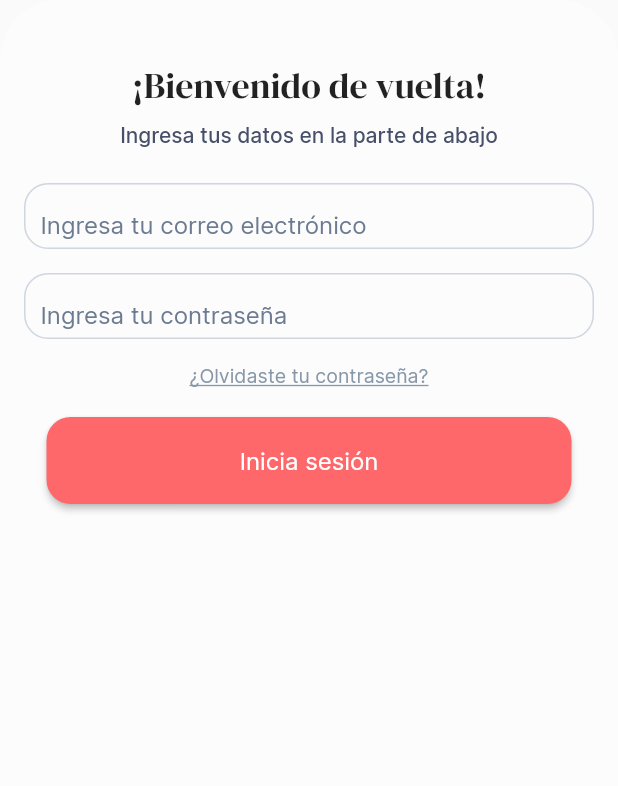
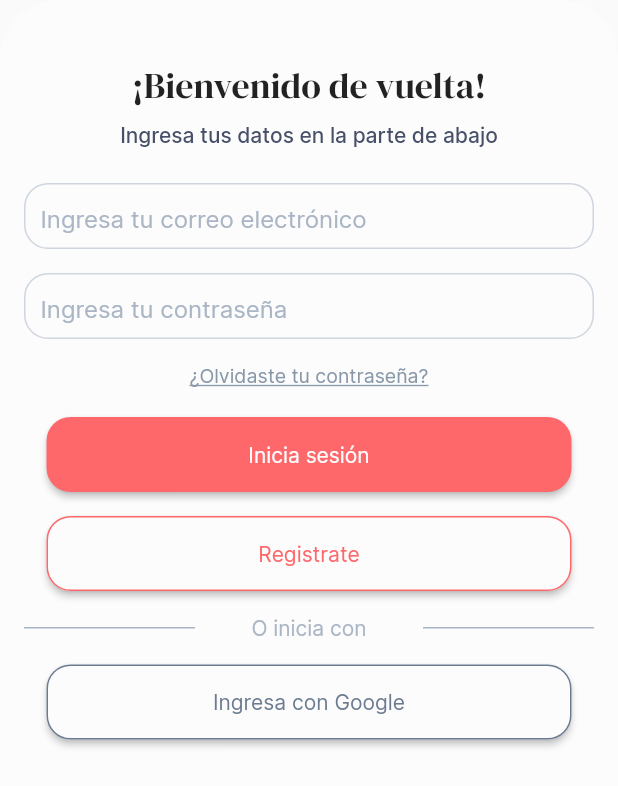
Before and after one commit to axelyerit31/iron_kids, a Flutter app: the FormInput widget shown alone on an empty page, opened directly, on a phone screen of 412 x 824 dp. Shown: the top 786 px of the screen. Run offline on Flutter 3.47's test engine with Material 2 defaults, Android fonts, the phone set to English and light mode, and no system bars; network calls fail.

Commit message:
Completado el login al 90%, modifiqué la variable primary500 y otras cosas mas xd

```diff
--- a/lib/screens/login_screen.dart
+++ b/lib/screens/login_screen.dart
@@ -37,8 +37,9 @@ class ImageLogin extends StatelessWidget {
 
   @override
   Widget build(BuildContext context) {
-    return Container(
-      height: screenH / 3,
+    return Expanded(
+      child: Container(
+        //height: screenH / 4.5,
         width: screenW,
         decoration: const BoxDecoration(
           color: Colors.amber,
@@ -50,6 +51,7 @@ class ImageLogin extends StatelessWidget {
         ),
         child: Image.network(
             'https://firebasestorage.googleapis.com/v0/b/iron-kids-app.appspot.com/o/Ilustraciones%2FMotherhood.png?alt=media&token=8d51fdd4-297b-468e-91ff-bcf2158196f4'),
+      ),
     );
   }
 }
@@ -107,7 +109,56 @@ class FormInput extends StatelessWidget {
                 ),
           ),
           AppTheme.spacingWidget6,
-          const ButtonUI(text: 'Inicia sesión'),
+          ButtonUI(
+            text: 'Inicia sesión',
+          ),
+          AppTheme.spacingWidget5,
+          ButtonUI(
+            text: 'Registrate',
+            outlined: true,
+          ),
+          AppTheme.spacingWidget5,
+          Flex(
+            direction: Axis.horizontal,
+            mainAxisAlignment: MainAxisAlignment.center,
+            children: [
+              Expanded(
+                flex: 3,
+                child: Container(
+                  width: AppTheme.spacing10,
+                  height: 1,
+                  decoration: BoxDecoration(
+                    color: AppTheme.gray400,
+                  ),
+                ),
+              ),
+              Expanded(
+                flex: 4,
+                child: Text(
+                  'O inicia con',
+                  style: AppTheme.bodySmall(context)
+                      .copyWith(color: AppTheme.gray400),
+                  textAlign: TextAlign.center,
+                ),
+              ),
+              Expanded(
+                flex: 3,
+                child: Container(
+                  width: AppTheme.spacing10,
+                  height: 1,
+                  decoration: BoxDecoration(
+                    color: AppTheme.gray400,
+                  ),
+                ),
+              ),
+            ],
+          ),
+          AppTheme.spacingWidget5,
+          ButtonUI(
+            text: 'Ingresa con Google',
+            outlined: true,
+            color: AppTheme.gray600,
+          )
         ],
       ),
     );
@@ -117,10 +168,13 @@ class FormInput extends StatelessWidget {
 //Widget boton
 class ButtonUI extends StatelessWidget {
   final String text;
-
-  const ButtonUI({
+  bool outlined;
+  final Color color;
+  ButtonUI({
     super.key,
     required this.text,
+    this.outlined = false,
+    this.color = AppTheme.primary500,
   });
 
   @override
@@ -133,14 +187,21 @@ class ButtonUI extends StatelessWidget {
         // Validar las credenciales y continuar a la siguiente pantalla
       },
       style: ElevatedButton.styleFrom(
-        primary: AppTheme.primary500,
-        minimumSize: const Size(350, 58),
+        primary: (outlined) ? AppTheme.gray50 : color,
+        minimumSize: const Size(350, 50),
         shape: RoundedRectangleBorder(
-          borderRadius:
-              AppTheme.borderRadiusL, // personaliza el radio de los bordes
+          borderRadius: AppTheme.borderRadiusL,
+          side: (outlined)
+              ? BorderSide(color: color)
+              : BorderSide.none, // personaliza el radio de los bordes
         ),
       ),
-      child: Text((text != null) ? text : 'Inserta texto'),
+      child: Text(
+        (text != null) ? text : 'Inserta texto',
+        style: (outlined)
+            ? AppTheme.labelMedium(context).copyWith(color: color)
+            : AppTheme.labelMedium(context).copyWith(color: AppTheme.gray50),
+      ),
     );
   }
 }
--- a/lib/styles/app_theme.dart
+++ b/lib/styles/app_theme.dart
@@ -2,10 +2,7 @@ import 'package:flutter/material.dart';
 
 MyTextTheme textTheme = MyTextTheme();
 ThemeData themeData = ThemeData(
-  primarySwatch: Colors.pink,
-  fontFamily: "Inter",
-  textTheme: MyTextTheme()
-);
+    primarySwatch: Colors.pink, fontFamily: "Inter", textTheme: MyTextTheme());
 
 class MyTextTheme extends TextTheme {
   MyTextTheme({
@@ -21,31 +18,39 @@ class MyTextTheme extends TextTheme {
     TextStyle? labelMedium,
     TextStyle? labelSmall,
   }) : super(
-          headlineLarge:  const TextStyle(fontFamily: "DMSerifDisplay", fontSize: 32),
-          headlineMedium: const TextStyle(fontFamily: "DMSerifDisplay", fontSize: 28),
-          headlineSmall: const TextStyle(fontFamily: "DMSerifDisplay", fontSize: 24),
-          titleMedium: const TextStyle(fontSize: 20, fontWeight: FontWeight.w600),
-          titleSmall: const TextStyle(fontSize: 16, fontWeight: FontWeight.w600),
+          headlineLarge:
+              const TextStyle(fontFamily: "DMSerifDisplay", fontSize: 32),
+          headlineMedium:
+              const TextStyle(fontFamily: "DMSerifDisplay", fontSize: 28),
+          headlineSmall:
+              const TextStyle(fontFamily: "DMSerifDisplay", fontSize: 24),
+          titleMedium:
+              const TextStyle(fontSize: 20, fontWeight: FontWeight.w600),
+          titleSmall:
+              const TextStyle(fontSize: 16, fontWeight: FontWeight.w600),
           bodyLarge: TextStyle(fontSize: 18, color: AppTheme.gray700),
           bodyMedium: TextStyle(fontSize: 16, color: AppTheme.gray700),
           bodySmall: TextStyle(fontSize: 14, color: AppTheme.gray700),
-          labelLarge: TextStyle(fontSize: 16, color: AppTheme.gray600, fontWeight: FontWeight.w400),
+          labelLarge: TextStyle(
+              fontSize: 16,
+              color: AppTheme.gray600,
+              fontWeight: FontWeight.w400),
           labelMedium: TextStyle(fontSize: 14, color: AppTheme.gray600),
           labelSmall: TextStyle(fontSize: 12, color: AppTheme.gray600),
         );
 
-  TextStyle bodyMediumSemiBold = TextStyle(fontSize: 16, fontWeight: FontWeight.w600, color: AppTheme.gray700);
-  TextStyle bodySmallMedium = TextStyle(fontSize: 14, fontWeight: FontWeight.w500, color: AppTheme.gray700);
-  TextStyle bodySmallSemiBold = TextStyle(fontSize: 14, fontWeight: FontWeight.w600, color: AppTheme.gray700);
-
+  TextStyle bodyMediumSemiBold = TextStyle(
+      fontSize: 16, fontWeight: FontWeight.w600, color: AppTheme.gray700);
+  TextStyle bodySmallMedium = TextStyle(
+      fontSize: 14, fontWeight: FontWeight.w500, color: AppTheme.gray700);
+  TextStyle bodySmallSemiBold = TextStyle(
+      fontSize: 14, fontWeight: FontWeight.w600, color: AppTheme.gray700);
 }
 
 class AppTheme {
-
   //Estilos de Texto
   static TextStyle headlineLarge(BuildContext context) {
-    return themeData.textTheme
-        .headlineLarge!
+    return themeData.textTheme.headlineLarge!
         .copyWith(fontFamily: "DMSerifDisplay", fontSize: 32);
   }
 
@@ -185,7 +190,7 @@ class AppTheme {
   static Color primary200 = const Color(0xffffcccd);
   static Color primary300 = const Color(0xffffa8aa);
   static Color primary400 = const Color(0xffff8a8c);
-  static Color primary500 = const Color(0xffff686b);
+  static const Color primary500 = Color(0xffff686b);
   static Color primary600 = const Color(0xfff13a3e);
   static Color primary700 = const Color(0xffd0181b);
   static Color primary800 = const Color(0xffaa2a2c);
--- a/lib/styles/widgets.dart
+++ b/lib/styles/widgets.dart
@@ -1,7 +1,7 @@
 import 'package:flutter/material.dart';
 import 'package:iron_kids/main.dart';
 import 'package:iron_kids/styles/app_theme.dart';
-export 'package:iron_kids/styles/widgets/button_text.dart';
+// export 'package:iron_kids/styles/widgets/button_text.dart';
 export 'package:iron_kids/styles/widgets/input_field.dart';
 
 // Botones
@@ -13,7 +13,13 @@ class CardRecetaSmall extends StatelessWidget {
   final int likes;
   final String edad;
 
-  const CardRecetaSmall({Key? key, required this.titulo, required this.tiempoCocina, required this.likes, required this.edad}) : super(key: key);
+  const CardRecetaSmall(
+      {Key? key,
+      required this.titulo,
+      required this.tiempoCocina,
+      required this.likes,
+      required this.edad})
+      : super(key: key);
 
   @override
   Widget build(BuildContext context) {
@@ -23,26 +29,24 @@ class CardRecetaSmall extends StatelessWidget {
         color: AppTheme.gray100,
       ),
       child: SizedBox(
-              width: screenW * 1/3,
+        width: screenW * 1 / 3,
         child: Column(
           crossAxisAlignment: CrossAxisAlignment.start,
           children: [
-
             // Imagen de receta y titulo
             AspectRatio(
               aspectRatio: 1,
               child: Container(
                 decoration: BoxDecoration(
-                  borderRadius:
-                      AppTheme.borderRadiusL,
-                  color: AppTheme.gray600
-                ),
+                    borderRadius: AppTheme.borderRadiusL,
+                    color: AppTheme.gray600),
                 alignment: Alignment.bottomLeft,
                 child: Padding(
                   padding: const EdgeInsets.all(AppTheme.spacing4),
                   child: Text(
                     titulo,
-                    style: textTheme.bodyMediumSemiBold.copyWith(color: AppTheme.white),
+                    style: textTheme.bodyMediumSemiBold
+                        .copyWith(color: AppTheme.white),
                   ),
                 ),
               ),
@@ -59,14 +63,15 @@ class CardRecetaSmall extends StatelessWidget {
                   Row(
                     mainAxisAlignment: MainAxisAlignment.spaceBetween,
                     children: [
-
                       // Tiempo de cocina
                       Row(
                         mainAxisSize: MainAxisSize.min,
                         children: [
                           Icon(Icons.timer_outlined, color: AppTheme.gray500),
                           const SizedBox(width: 4),
-                          Text(tiempoCocina, style: AppTheme.bodySmallMedium(context).copyWith(color: AppTheme.gray500)),
+                          Text(tiempoCocina,
+                              style: AppTheme.bodySmallMedium(context)
+                                  .copyWith(color: AppTheme.gray500)),
                         ],
                       ),
 
@@ -74,9 +79,12 @@ class CardRecetaSmall extends StatelessWidget {
                       Row(
                         mainAxisSize: MainAxisSize.min,
                         children: [
-                          Icon(Icons.thumb_up_outlined, color: AppTheme.gray500),
+                          Icon(Icons.thumb_up_outlined,
+                              color: AppTheme.gray500),
                           const SizedBox(width: 4),
-                          Text(likes.toString(), style: AppTheme.bodySmallMedium(context).copyWith(color: AppTheme.gray500)),
+                          Text(likes.toString(),
+                              style: AppTheme.bodySmallMedium(context)
+                                  .copyWith(color: AppTheme.gray500)),
                         ],
                       ),
                     ],
@@ -90,7 +98,9 @@ class CardRecetaSmall extends StatelessWidget {
                     children: [
                       Icon(Icons.child_care, color: AppTheme.gray500),
                       const SizedBox(width: 4),
-                      Text(edad, style: AppTheme.bodySmallMedium(context).copyWith(color: AppTheme.gray500)),
+                      Text(edad,
+                          style: AppTheme.bodySmallMedium(context)
+                              .copyWith(color: AppTheme.gray500)),
                     ],
                   ),
                 ],
--- a/lib/styles/widgets/input_field.dart
+++ b/lib/styles/widgets/input_field.dart
@@ -16,7 +16,7 @@ class InputField extends StatelessWidget {
   Widget build(BuildContext context) {
     return Container(
       height: 44,
-      padding: const EdgeInsets.symmetric(horizontal: 10),
+      padding: const EdgeInsets.symmetric(horizontal: 10, vertical: 8),
       alignment: Alignment.center,
       decoration: BoxDecoration(
         color: AppTheme.gray50,
@@ -28,10 +28,11 @@ class InputField extends StatelessWidget {
       ),
       child: TextField(
         controller: controller,
-        decoration: InputDecoration(
+        decoration: InputDecoration.collapsed(
             hintText: placeholder,
             border: InputBorder.none,
-            hintStyle: AppTheme.labelLarge(context)),
+            hintStyle:
+                AppTheme.bodyMedium(context).copyWith(color: AppTheme.gray400)),
         obscureText: obscure,
       ),
     );
```
Also changed, not shown: lib/screens/mediafeed_screen.dart (+25 -22 lines). Lines whose indentation alone changed are shown as unchanged.
